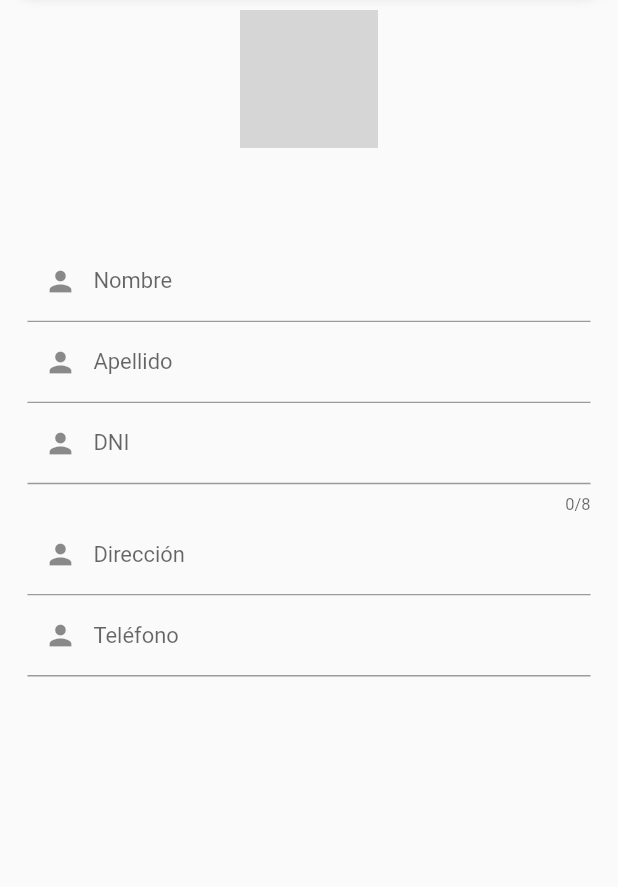
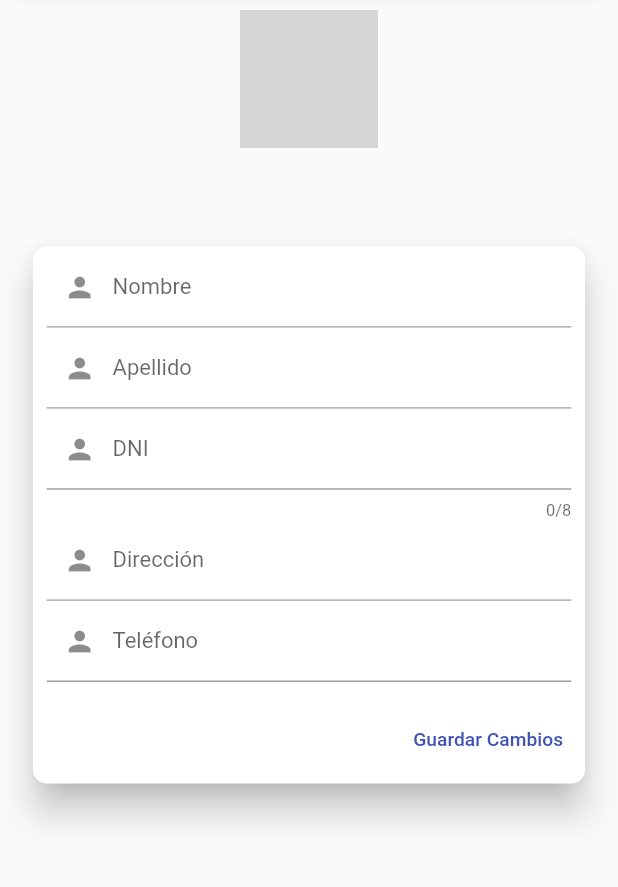
Before and after one commit to Roycho1885/tuTurnoApp, a Flutter app: the PerfilAdministrador screen opened by its route, after a tap on the "edit" icon, on a phone screen of 412 x 824 dp, the part 127-1014 px from its top. Run offline on Flutter 3.47's test engine with Material 2 defaults, Android fonts, the light colour scheme and no system bars; our stand-ins replace cloud_firestore, firebase_auth, firebase_core, firebase_storage, flutter_slidable, flutter_svg and 3 more; missing offline and left inert: splash_screen_view; accounts and stored records are empty; network calls fail; grey boxes are pictures that could not be loaded.

Commit message:
Empezando con el botón subir imagen perfilAdmin

```diff
--- a/lib/Paginas/perfilAdmin.dart
+++ b/lib/Paginas/perfilAdmin.dart
@@ -1,8 +1,13 @@
+import 'dart:io' as io;
 import 'package:cloud_firestore/cloud_firestore.dart';
+import 'package:firebase_storage/firebase_storage.dart' as firebase_storage;
 import 'package:flutter/material.dart';
 import 'package:flutter/services.dart';
+import 'package:image_picker/image_picker.dart';
 import 'package:mask_text_input_formatter/mask_text_input_formatter.dart';
+import 'package:tuturnoapp/Modelo/Cliente.dart';
 import 'package:tuturnoapp/Widgets/appBar.dart';
+import 'package:path/path.dart';
 
 class PerfilAdministrador extends StatefulWidget {
   final String? nombreGym;
@@ -19,6 +24,7 @@ class PerfilAdministrador extends StatefulWidget {
 }
 
 class _PerfilAdministrador extends State<PerfilAdministrador> {
+  late io.File _imagen;
   final GlobalKey<FormState> _formkey = GlobalKey<FormState>();
   TextEditingController _controlNombre = TextEditingController();
   TextEditingController _controlApellido = TextEditingController();
@@ -36,6 +42,26 @@ class _PerfilAdministrador extends State<PerfilAdministrador> {
 
   @override
   Widget build(BuildContext context) {
+    Future getImagen() async {
+      var imagen = await ImagePicker().pickImage(source: ImageSource.gallery);
+      setState(() {
+        _imagen = imagen as io.File;
+        print('Imagen direccion $_imagen');
+      });
+    }
+
+    Future subirImgPerfil(BuildContext contexto) async {
+      String fileNombre = basename(_imagen.path);
+      firebase_storage.Reference storage =
+          firebase_storage.FirebaseStorage.instance.ref().child(fileNombre);
+      firebase_storage.UploadTask upload = storage.putFile(_imagen);
+      firebase_storage.TaskSnapshot taskSnapshot =
+          await upload.whenComplete(() => {
+                ScaffoldMessenger.of(contexto).showSnackBar(
+                    SnackBar(content: Text('Imagen subida con éxito')))
+              });
+    }
+
     return Scaffold(
       extendBodyBehindAppBar: false,
       appBar: PreferredSize(
@@ -61,17 +87,31 @@ class _PerfilAdministrador extends State<PerfilAdministrador> {
               }
               if (snapshot.hasData) {
                 var data = snapshot.data!;
+                final datosCliente = Cliente.fromSnapshot(data);
                 _controlNombre.text = data['nombre'];
                 _controlApellido.text = data['apellido'];
                 _controlDni.text = data['dni'];
                 _controlDire.text = data['direccion'];
                 _controlTele.text = data['telefono'];
-                return Form(
-                  child: Column(
+                return Column(
                   children: <Widget>[
-                      consTop(data['imgperfil']),
+                    consTop(data['imgperfil'], getImagen),
                     consContenido(data['nombre'], data['email']),
                     SizedBox(height: 10),
+                    Card(
+                      shape: RoundedRectangleBorder(
+                          borderRadius: BorderRadius.all(Radius.circular(10))),
+                      elevation: 10,
+                      child: Form(
+                        key: _formkey,
+                        child: Column(
+                          mainAxisAlignment: MainAxisAlignment.center,
+                          children: [
+                            Container(
+                              padding: EdgeInsets.only(
+                                  left: 10, right: 10, bottom: 10),
+                              child: Column(
+                                children: [
                                   _crearCampoNombre(),
                                   _crearCampoApellido(),
                                   _crearCampoDni(),
@@ -79,6 +119,33 @@ class _PerfilAdministrador extends State<PerfilAdministrador> {
                                   _crearCampoTelefono()
                                 ],
                               ),
+                            ),
+                            ButtonBar(
+                              alignment: MainAxisAlignment.end,
+                              children: [
+                                TextButton(
+                                    onPressed: () {
+                                      if (!_formkey.currentState!.validate()) {
+                                        return;
+                                      } else {
+                                        subirImgPerfil(context);
+                                        actualizar(
+                                            datosCliente,
+                                            _controlNombre.text,
+                                            _controlApellido.text,
+                                            _controlDni.text,
+                                            _controlDire.text,
+                                            _controlTele.text);
+                                      }
+                                    },
+                                    child: Text("Guardar Cambios"))
+                              ],
+                            ),
+                          ],
+                        ),
+                      ),
+                    ),
+                  ],
                 );
               }
               return Center(
@@ -121,17 +188,17 @@ class _PerfilAdministrador extends State<PerfilAdministrador> {
     );
   }
 
-  Widget consTop(String imgperfil) {
+  Widget consTop(String imgperfil, Future getImagen()) {
     return Stack(
       alignment: Alignment.center,
       children: [
         Container(padding: EdgeInsets.all(30)),
-        Positioned(child: imagenPerfil(imgperfil)),
+        Positioned(child: imagenPerfil(imgperfil, getImagen)),
       ],
     );
   }
 
-  Widget imagenPerfil(String imagen) {
+  Widget imagenPerfil(String imagen, Future getImagen()) {
     return Stack(
       children: [
         CircleAvatar(
@@ -142,13 +209,13 @@ class _PerfilAdministrador extends State<PerfilAdministrador> {
         Positioned(
           bottom: 0,
           right: 4,
-          child: crearIconoFoto(),
+          child: crearIconoFoto(getImagen),
         ),
       ],
     );
   }
 
-  Widget crearIconoFoto() {
+  Widget crearIconoFoto(Future getImagen()) {
     return crearIconoFotoSeg(
       color: Colors.white,
       all: 3,
@@ -156,7 +223,9 @@ class _PerfilAdministrador extends State<PerfilAdministrador> {
         color: Colors.indigo,
         all: 8,
         child: InkWell(
-          onTap: () {},
+          onTap: () {
+            getImagen();
+          },
           child: Icon(Icons.edit, size: 15, color: Colors.white),
         ),
       ),
@@ -273,4 +342,17 @@ class _PerfilAdministrador extends State<PerfilAdministrador> {
       },
     );
   }
+
+  actualizar(Cliente cliente, String nombre, String apellido, String dni,
+      String dire, String tele) {
+    FirebaseFirestore.instance.runTransaction((Transaction trans) async {
+      trans.update(cliente.referencia!, {
+        'nombre': nombre,
+        'apellido': apellido,
+        'dni': dni,
+        'direccion': dire,
+        'telefono': tele
+      });
+    }).then((value) => ScaffoldMessenger(child: SnackBar(content: Text('Datos actualizado correctamente'),)));
   }
+}
--- a/lib/Widgets/appBar.dart
+++ b/lib/Widgets/appBar.dart
@@ -55,6 +55,7 @@ class AppBarGen extends AppBar {
                                 User? user = FirebaseAuth.instance.currentUser;
                                 obtenerclientes(user!, nombreDelGym)
                                     .then((value) =>{
+                                      Navigator.of(context).pop(),
                                       Navigator.push(
                                     context,
                                     MaterialPageRoute(
```
Lines whose indentation alone changed are shown as unchanged.
